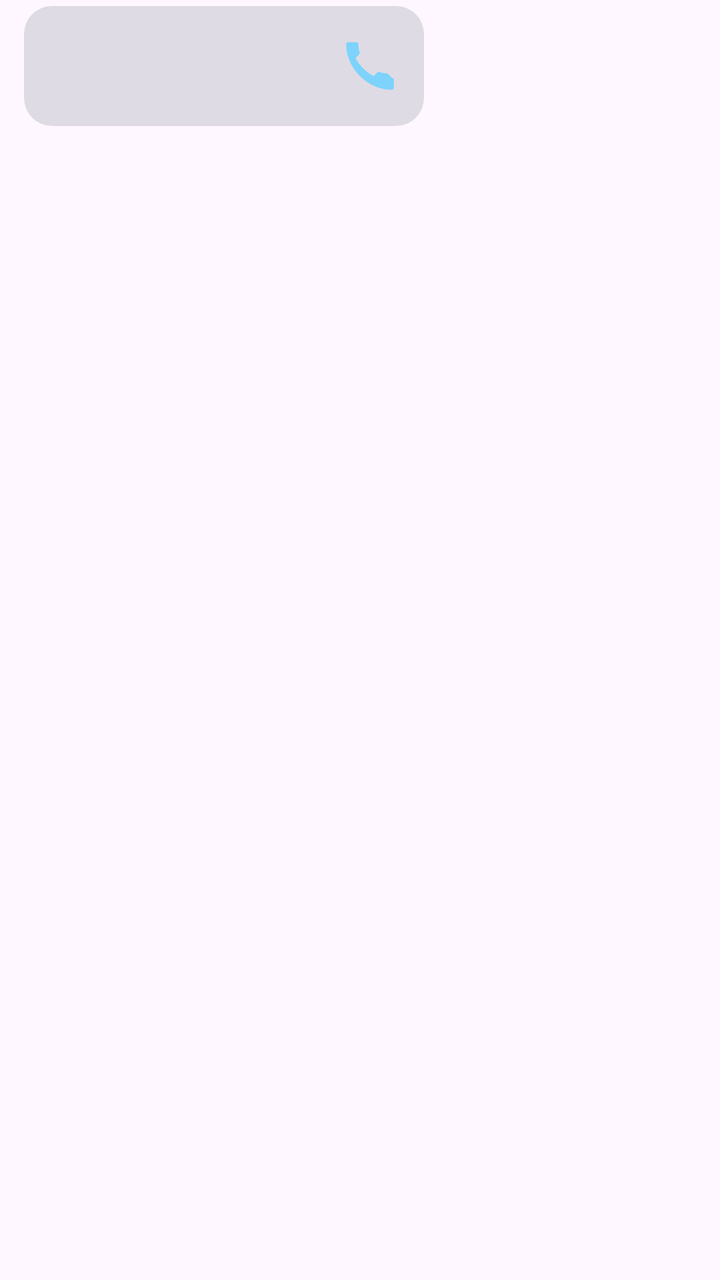
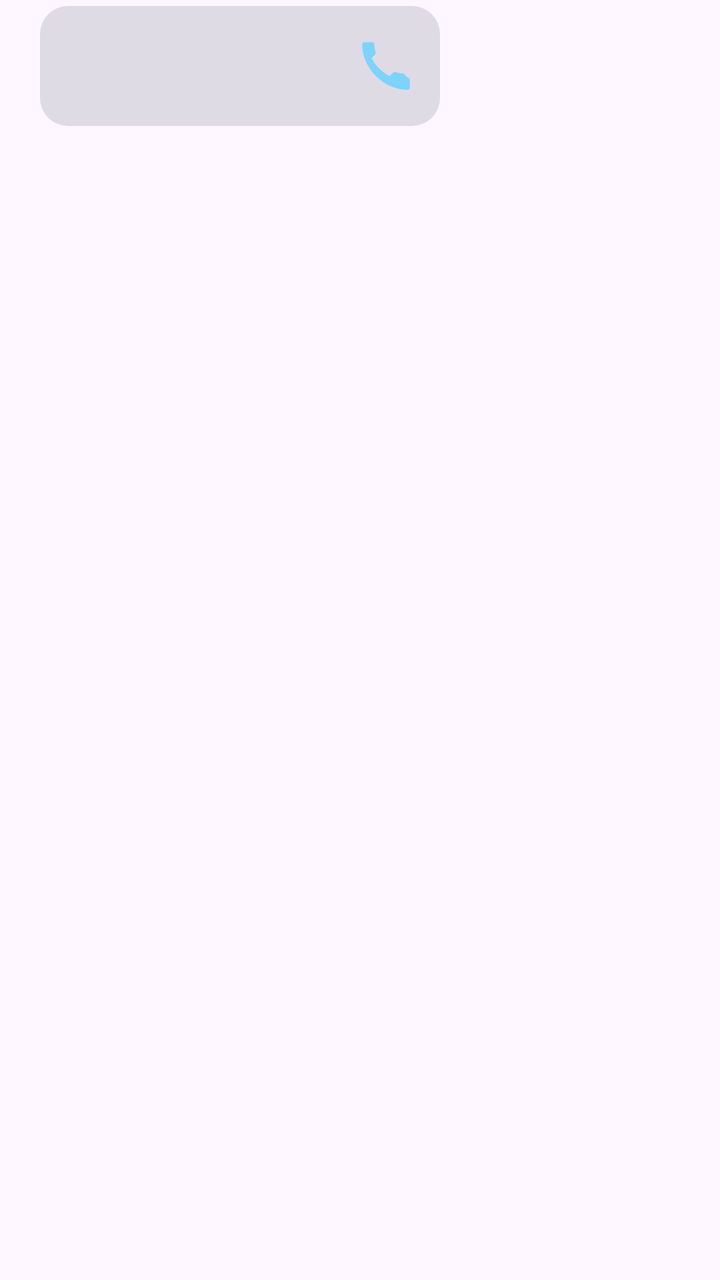

Two renders of the same Android screen: before a commit and after it. Below are the layout's source before the change and the commit's diff.
<!-- AndroidManifest.xml: application theme Theme.UnlimitedPossibilities12 -->
<!-- res/layout/item_call_card.xml -->
<?xml version="1.0" encoding="utf-8"?>
<FrameLayout xmlns:android="http://schemas.android.com/apk/res/android"
    android:layout_width="match_parent"
    android:layout_height="wrap_content"
    android:paddingHorizontal="12dp"
    android:paddingVertical="3dp">

    <LinearLayout
        android:id="@+id/call_card_bubble"
        android:layout_width="wrap_content"
        android:layout_height="wrap_content"
        android:background="@drawable/bg_call_card"
        android:gravity="center_vertical"
        android:minWidth="200dp"
        android:orientation="horizontal"
        android:paddingHorizontal="14dp"
        android:paddingVertical="10dp">

        <LinearLayout
            android:layout_width="0dp"
            android:layout_height="wrap_content"
            android:layout_weight="1"
            android:orientation="vertical">

            <TextView
                android:id="@+id/call_card_text"
                android:layout_width="wrap_content"
                android:layout_height="wrap_content"
                android:textColor="#F1F5F9"
                android:textSize="15sp" />

            <TextView
                android:id="@+id/call_card_sub"
                android:drawablePadding="5dp"
                android:layout_width="wrap_content"
                android:layout_height="wrap_content"
                android:layout_marginTop="2dp"
                android:textColor="#94A3B8"
                android:textSize="13sp" />
        </LinearLayout>

        <ImageView
            android:id="@+id/call_card_icon"
            android:layout_width="26dp"
            android:layout_height="26dp"
            android:layout_marginStart="14dp"
            android:contentDescription="@string/call_add"
            android:src="@drawable/ic_calls"
            app:tint="#7DD3FC"
            xmlns:app="http://schemas.android.com/apk/res-auto" />
    </LinearLayout>
</FrameLayout>
<!-- resources referenced by this layout -->
<resources>
  <!-- drawable bg_call_card (drawable) -->
  <?xml version="1.0" encoding="utf-8"?>
  <shape xmlns:android="http://schemas.android.com/apk/res/android"
      android:shape="rectangle">
      <solid android:color="#26334155" />
      <corners android:radius="14dp" />
  </shape>
  <!-- drawable ic_calls (drawable) -->
  <vector xmlns:android="http://schemas.android.com/apk/res/android"
      android:width="24dp"
      android:height="24dp"
      android:viewportWidth="24"
      android:viewportHeight="24">
      <path
          android:fillColor="#FFFFFF"
          android:pathData="M20.01,15.38C18.78,15.38 17.59,15.18 16.48,14.82C16.08,14.66 15.63,14.72 15.3,15.05L13.7,16.65C10.25,14.93 7.06,11.75 5.35,8.3L6.95,6.7C7.28,6.37 7.34,5.92 7.18,5.52C6.82,4.41 6.62,3.22 6.62,2C6.62,1.45 6.17,1 5.62,1L2.01,1C1.46,1 1,1.45 1,2C1,13.08 10.92,23 22,23C22.55,23 23,22.55 23,22L23,18.38C23,17.83 22.55,17.38 22.01,17.38L20.01,15.38Z"/>
  </vector>
  <string name="call_add">Add</string>
  <style name="Theme.UnlimitedPossibilities12" parent="Base.Theme.UnlimitedPossibilities12" />
  <style name="Base.Theme.UnlimitedPossibilities12" parent="Theme.Material3.DayNight.NoActionBar">
          
          
      </style>
</resources>

<!-- the commit's change to res/layout/item_call_card.xml (unified diff, before → after) -->
@@ -2,7 +2,7 @@
 <FrameLayout xmlns:android="http://schemas.android.com/apk/res/android"
     android:layout_width="match_parent"
     android:layout_height="wrap_content"
-    android:paddingHorizontal="12dp"
+    android:paddingHorizontal="20dp"
     android:paddingVertical="3dp">
 
     <LinearLayout
